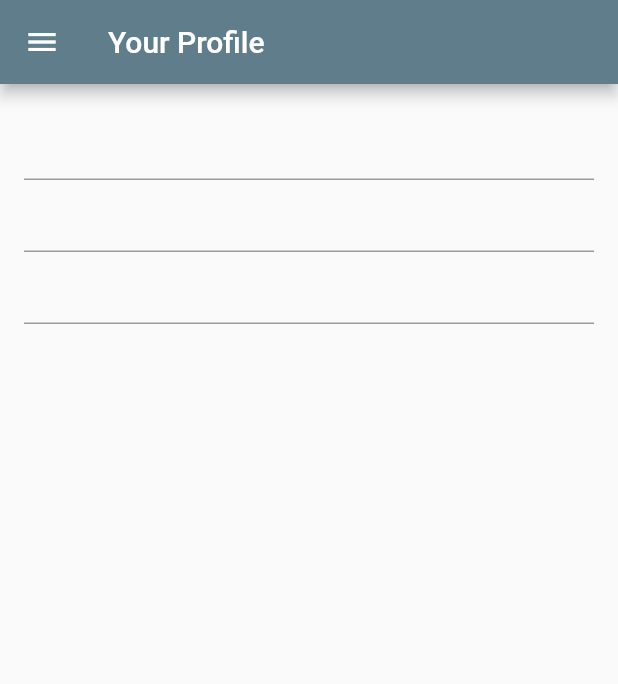
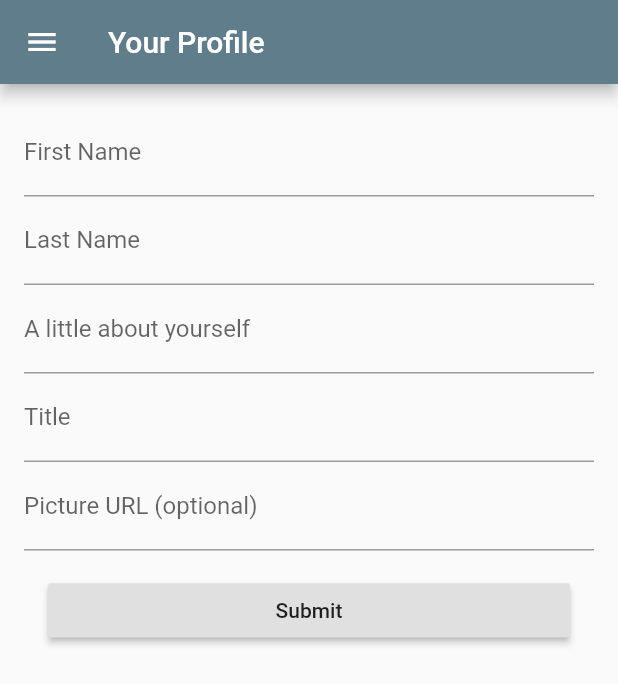
Before and after one commit to UHM-Byte-Me/bowfolios, a Flutter app: the YourProfile screen opened by its route, on a phone screen of 412 x 824 dp. Shown: the top 684 px of the screen. Run offline on Flutter 3.47's test engine with Material 2 defaults, Android fonts, the phone set to English and light mode, and no system bars; our stand-ins replace cloud_firestore, firebase_auth, firebase_core; accounts and stored records are empty.

Commit message:
almost finished with profile form
need to add multi select menu

```diff
--- a/lib/models/user_profile.dart
+++ /dev/null
@@ -1,9 +0,0 @@
-class UserProfile {
-  String firstName = '';
-  String lastName = '';
-  String bio = '';
-  String title = '';
-  String pictureUrl = '';
-  //insert interests
-  // insert Projects
-}
--- a/lib/screens/your_profile/your_profile.dart
+++ b/lib/screens/your_profile/your_profile.dart
@@ -1,5 +1,5 @@
-import 'package:bowfolios/models/user_profile.dart';
 import 'package:bowfolios/screens/home/custom_drawer.dart';
+import 'package:bowfolios/shared/models.dart';
 import 'package:flutter/material.dart';
 
 class YourProfile extends StatefulWidget {
@@ -8,7 +8,7 @@ class YourProfile extends StatefulWidget {
 }
 
 class _YourProfileState extends State<YourProfile> {
-  final _userProfile = UserProfile();
+  final _userProfile = Profile();
   final _formKey = GlobalKey<FormState>();
 
   @override
@@ -23,19 +23,80 @@ class _YourProfileState extends State<YourProfile> {
         child: Builder(
           builder: (context) => Form(
             key: _formKey,
-            child: Column(
-              crossAxisAlignment: CrossAxisAlignment.stretch,
+            child: ListView(
+              //crossAxisAlignment: CrossAxisAlignment.stretch,
               children: [
                 TextFormField(
+                  decoration: InputDecoration(labelText: 'First Name'),
                   validator: (value) {
                     if (value.isEmpty) {
-                      return 'Please enter some text';
+                      return 'Please enter your first name';
+                    } else {
+                      return null;
                     }
-                    return null;
                   },
+                  onSaved: (val) => setState(() => _userProfile.fName = val),
                 ),
-                TextFormField(),
-                TextFormField(),
+                TextFormField(
+                  decoration: InputDecoration(labelText: 'Last Name'),
+                  validator: (value) {
+                    if (value.isEmpty) {
+                      return 'Please enter your last name';
+                    } else {
+                      return null;
+                    }
+                  },
+                  onSaved: (val) => setState(() => _userProfile.lName = val),
+                ),
+                TextFormField(
+                  decoration:
+                      InputDecoration(labelText: 'A little about yourself'),
+                  validator: (value) {
+                    if (value.isEmpty) {
+                      return 'Please enter your first name';
+                    } else {
+                      return null;
+                    }
+                  },
+                  onSaved: (val) => setState(() => _userProfile.bio = val),
+                ),
+                TextFormField(
+                  decoration: InputDecoration(labelText: 'Title'),
+                  validator: (value) {
+                    if (value.isEmpty) {
+                      return 'Please enter your title';
+                    } else {
+                      return null;
+                    }
+                  },
+                  onSaved: (val) => setState(() => _userProfile.title = val),
+                ),
+                TextFormField(
+                  decoration:
+                      InputDecoration(labelText: 'Picture URL (optional)'),
+                  // SHOULD TEST THIS. SHOULD BE OPTIONAL
+                  // validator: (value) {
+                  //   if (value.isEmpty) {
+                  //     return 'Please enter your title';
+                  //   } else {
+                  //     return null;
+                  //   }
+                  // },
+                  onSaved: (val) => setState(() => _userProfile.title = val),
+                ),
+                Container(
+                  padding: const EdgeInsets.symmetric(
+                      vertical: 16.0, horizontal: 16.0),
+                  child: RaisedButton(
+                    onPressed: () {
+                      final form = _formKey.currentState;
+                      if (form.validate()) {
+                        //SEND INFOR TO DATABASE HERE
+                      }
+                    },
+                    child: Text('Submit'),
+                  ),
+                )
               ],
             ),
           ),
--- a/lib/shared/models.dart
+++ b/lib/shared/models.dart
@@ -1,12 +1,12 @@
 import 'package:cloud_firestore/cloud_firestore.dart';
 
 class Profile {
-  final String id;
-  final String fName;
-  final String lName;
-  final String bio;
-  final String title;
-  final String picture;
+  String id;
+  String fName;
+  String lName;
+  String bio;
+  String title;
+  String picture;
 
   Profile({
     this.id,
```
